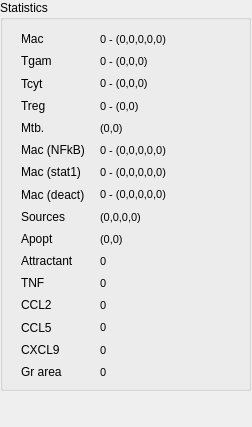
This is gui/statwidget.ui in gmackie/GR-ABM-ODE-2D as Qt 5 draws it before an edit. The edited form follows.
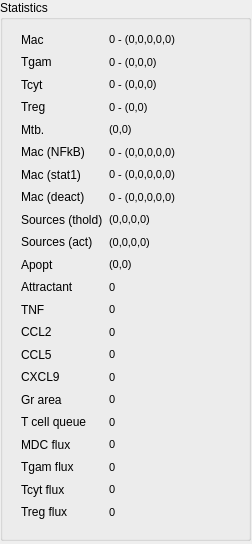
This is the edited form.

The edit to the form file:
```diff
--- a/gui/statwidget.ui
+++ b/gui/statwidget.ui
@@ -7,7 +7,7 @@
     <x>0</x>
     <y>0</y>
     <width>252</width>
-    <height>427</height>
+    <height>544</height>
    </rect>
   </property>
   <property name="windowTitle">
@@ -19,7 +19,7 @@
      <x>0</x>
      <y>0</y>
      <width>251</width>
-     <height>391</height>
+     <height>541</height>
     </rect>
    </property>
    <property name="title">
@@ -31,7 +31,7 @@
       <x>10</x>
       <y>20</y>
       <width>231</width>
-      <height>371</height>
+      <height>511</height>
      </rect>
     </property>
     <layout class="QGridLayout" name="gridLayout_18">
@@ -154,7 +154,7 @@
      <item row="8" column="0">
       <widget class="QLabel" name="labelSrcCap">
        <property name="text">
-        <string>Sources</string>
+        <string>Sources (thold)</string>
        </property>
       </widget>
      </item>
@@ -173,14 +173,14 @@
        </property>
       </widget>
      </item>
-     <item row="9" column="0">
+     <item row="10" column="0">
       <widget class="QLabel" name="labelApoptCap">
        <property name="text">
         <string>Apopt</string>
        </property>
       </widget>
      </item>
-     <item row="9" column="1">
+     <item row="10" column="1">
       <widget class="QLabel" name="labelApoptosis">
        <property name="font">
         <font>
@@ -195,51 +195,36 @@
        </property>
       </widget>
      </item>
-     <item row="11" column="0">
+     <item row="12" column="0">
       <widget class="QLabel" name="labelTNFCap">
        <property name="text">
         <string>TNF</string>
        </property>
       </widget>
      </item>
-     <item row="12" column="0">
+     <item row="13" column="0">
       <widget class="QLabel" name="labelCCL2Cap">
        <property name="text">
         <string>CCL2</string>
        </property>
       </widget>
      </item>
-     <item row="13" column="0">
+     <item row="14" column="0">
       <widget class="QLabel" name="labelCCL5Cap">
        <property name="text">
         <string>CCL5</string>
        </property>
       </widget>
      </item>
-     <item row="14" column="0">
+     <item row="15" column="0">
       <widget class="QLabel" name="labelCXCL9Cap">
        <property name="text">
         <string>CXCL9</string>
        </property>
       </widget>
      </item>
-     <item row="11" column="1">
-      <widget class="QLabel" name="labelTNF">
-       <property name="font">
-        <font>
-         <pointsize>8</pointsize>
-        </font>
-       </property>
-       <property name="toolTip">
-        <string/>
-       </property>
-       <property name="text">
-        <string>0</string>
-       </property>
-      </widget>
-     </item>
      <item row="12" column="1">
-      <widget class="QLabel" name="labelCCL2">
+      <widget class="QLabel" name="labelTNF">
        <property name="font">
         <font>
          <pointsize>8</pointsize>
@@ -254,7 +239,7 @@
       </widget>
      </item>
      <item row="13" column="1">
-      <widget class="QLabel" name="labelCCL5">
+      <widget class="QLabel" name="labelCCL2">
        <property name="font">
         <font>
          <pointsize>8</pointsize>
@@ -269,6 +254,21 @@
       </widget>
      </item>
      <item row="14" column="1">
+      <widget class="QLabel" name="labelCCL5">
+       <property name="font">
+        <font>
+         <pointsize>8</pointsize>
+        </font>
+       </property>
+       <property name="toolTip">
+        <string/>
+       </property>
+       <property name="text">
+        <string>0</string>
+       </property>
+      </widget>
+     </item>
+     <item row="15" column="1">
       <widget class="QLabel" name="labelCXCL9">
        <property name="font">
         <font>
@@ -305,7 +305,7 @@
        </property>
       </widget>
      </item>
-     <item row="15" column="1">
+     <item row="16" column="1">
       <widget class="QLabel" name="labelGranulomaAreaVal">
        <property name="font">
         <font>
@@ -317,8 +317,8 @@
        </property>
       </widget>
      </item>
-     <item row="15" column="0">
-      <widget class="QLabel" name="label_2">
+     <item row="16" column="0">
+      <widget class="QLabel" name="labelGrAreaCap">
        <property name="text">
         <string>Gr area</string>
        </property>
@@ -368,14 +368,14 @@
        </property>
       </widget>
      </item>
-     <item row="10" column="0">
+     <item row="11" column="0">
       <widget class="QLabel" name="labelMacAttractabtCap">
        <property name="text">
         <string>Attractant</string>
        </property>
       </widget>
      </item>
-     <item row="10" column="1">
+     <item row="11" column="1">
       <widget class="QLabel" name="labelMacAttractant">
        <property name="font">
         <font>
@@ -390,6 +390,135 @@
        </property>
       </widget>
      </item>
+     <item row="18" column="0">
+      <widget class="QLabel" name="labelTcellQueueCap">
+       <property name="text">
+        <string>T cell queue</string>
+       </property>
+      </widget>
+     </item>
+     <item row="21" column="0">
+      <widget class="QLabel" name="labelTcytFluxCap">
+       <property name="text">
+        <string>Tcyt flux</string>
+       </property>
+      </widget>
+     </item>
+     <item row="18" column="1">
+      <widget class="QLabel" name="labelTcellQueue">
+       <property name="font">
+        <font>
+         <pointsize>8</pointsize>
+        </font>
+       </property>
+       <property name="toolTip">
+        <string>Recruitment queue (Tgam, Tcyt, Treg)</string>
+       </property>
+       <property name="text">
+        <string>0</string>
+       </property>
+      </widget>
+     </item>
+     <item row="21" column="1">
+      <widget class="QLabel" name="labelTcytFlux">
+       <property name="font">
+        <font>
+         <pointsize>8</pointsize>
+        </font>
+       </property>
+       <property name="toolTip">
+        <string/>
+       </property>
+       <property name="text">
+        <string>0</string>
+       </property>
+      </widget>
+     </item>
+     <item row="9" column="0">
+      <widget class="QLabel" name="labelSrcActCap">
+       <property name="text">
+        <string>Sources (act)</string>
+       </property>
+      </widget>
+     </item>
+     <item row="9" column="1">
+      <widget class="QLabel" name="labelSourcesAct">
+       <property name="font">
+        <font>
+         <pointsize>8</pointsize>
+        </font>
+       </property>
+       <property name="toolTip">
+        <string>Active sources (Mac, Tgam, Tcyt, Treg)</string>
+       </property>
+       <property name="text">
+        <string>(0,0,0,0)</string>
+       </property>
+      </widget>
+     </item>
+     <item row="20" column="0">
+      <widget class="QLabel" name="labelTgamFluxCap">
+       <property name="text">
+        <string>Tgam flux</string>
+       </property>
+      </widget>
+     </item>
+     <item row="20" column="1">
+      <widget class="QLabel" name="labelTgamFlux">
+       <property name="font">
+        <font>
+         <pointsize>8</pointsize>
+        </font>
+       </property>
+       <property name="toolTip">
+        <string/>
+       </property>
+       <property name="text">
+        <string>0</string>
+       </property>
+      </widget>
+     </item>
+     <item row="22" column="0">
+      <widget class="QLabel" name="labelTregFluxCap">
+       <property name="text">
+        <string>Treg flux</string>
+       </property>
+      </widget>
+     </item>
+     <item row="22" column="1">
+      <widget class="QLabel" name="labelTregFlux">
+       <property name="font">
+        <font>
+         <pointsize>8</pointsize>
+        </font>
+       </property>
+       <property name="toolTip">
+        <string/>
+       </property>
+       <property name="text">
+        <string>0</string>
+       </property>
+      </widget>
+     </item>
+     <item row="19" column="0">
+      <widget class="QLabel" name="labeldMDCCap">
+       <property name="text">
+        <string>MDC flux</string>
+       </property>
+      </widget>
+     </item>
+     <item row="19" column="1">
+      <widget class="QLabel" name="labeldMDC">
+       <property name="font">
+        <font>
+         <pointsize>8</pointsize>
+        </font>
+       </property>
+       <property name="text">
+        <string>0</string>
+       </property>
+      </widget>
+     </item>
     </layout>
    </widget>
   </widget>
```
Left out of the diff: 2 changed lines with no effect on the pictures.
